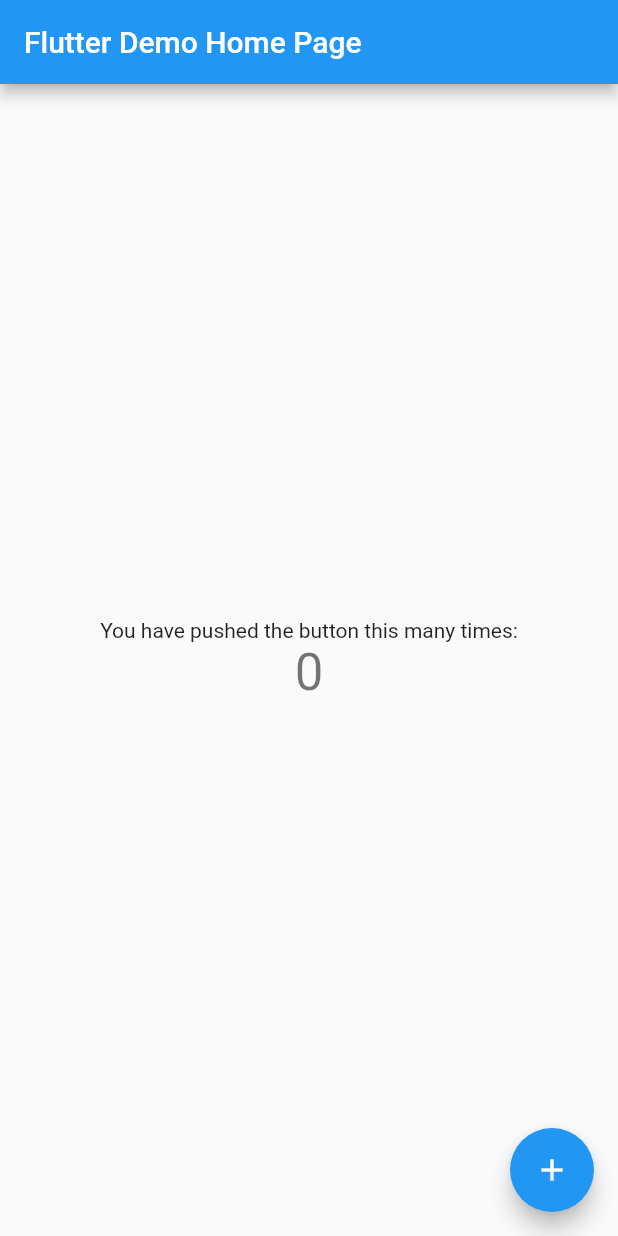
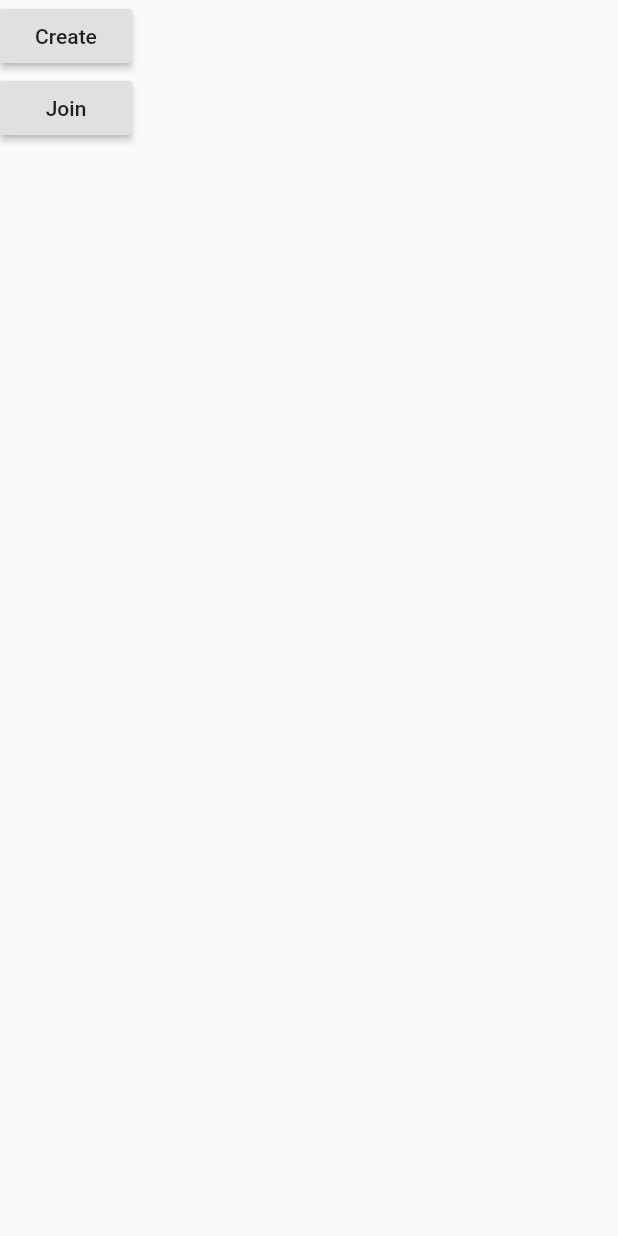
Before and after one commit to abilia/flutterbeer, a Flutter app: the screen it shows after launch, on a phone screen of 412 x 824 dp. Run offline on Flutter 3.47's test engine with Material 2 defaults, Android fonts, the light colour scheme and no system bars.

Commit message:
Create home page and placehodler for join and create
Co-authored-by: Tobias Junsten <tobias@junsten.se>

```diff
--- /dev/null
+++ b/lib/create_testing.dart
@@ -0,0 +1,14 @@
+import 'package:flutter/material.dart';
+
+class CreateTesting extends StatefulWidget {
+  @override
+  _CreateTestingState createState() => _CreateTestingState();
+}
+
+class _CreateTestingState extends State<CreateTesting> {
+  @override
+  Widget build(BuildContext context) {
+    return Container(
+    );
+  }
+}
--- /dev/null
+++ b/lib/join_testing.dart
@@ -0,0 +1,10 @@
+import 'package:flutter/material.dart';
+
+class JoinTesting extends StatelessWidget {
+  @override
+  Widget build(BuildContext context) {
+    return Container(
+
+    );
+  }
+}
--- a/lib/main.dart
+++ b/lib/main.dart
@@ -1,4 +1,6 @@
 import 'package:flutter/material.dart';
+import 'package:flutterbeer/creater_testing.dart';
+import 'package:flutterbeer/join_testing.dart';
 
 void main() => runApp(MyApp());
 
@@ -7,105 +9,41 @@
   @override
   Widget build(BuildContext context) {
     return MaterialApp(
-      title: 'Flutter Demo',
+
+      initialRoute: '/',
+      routes: {
+        '/': (context) => MainScreen(),
+        '/create': (context) => CreateTesting(),
+        '/join': (context) => JoinTesting(),
+    },
+      title: 'Flutter beer',
       theme: ThemeData(
-        // This is the theme of your application.
-        //
-        // Try running your application with "flutter run". You'll see the
-        // application has a blue toolbar. Then, without quitting the app, try
-        // changing the primarySwatch below to Colors.green and then invoke
-        // "hot reload" (press "r" in the console where you ran "flutter run",
-        // or simply save your changes to "hot reload" in a Flutter IDE).
-        // Notice that the counter didn't reset back to zero; the application
-        // is not restarted.
         primarySwatch: Colors.blue,
       ),
-      home: MyHomePage(title: 'Flutter Demo Home Page'),
     );
   }
 }
 
-class MyHomePage extends StatefulWidget {
-  MyHomePage({Key key, this.title}) : super(key: key);
-
-  // This widget is the home page of your application. It is stateful, meaning
-  // that it has a State object (defined below) that contains fields that affect
-  // how it looks.
-
-  // This class is the configuration for the state. It holds the values (in this
-  // case the title) provided by the parent (in this case the App widget) and
-  // used by the build method of the State. Fields in a Widget subclass are
-  // always marked "final".
-
-  final String title;
-
-  @override
-  _MyHomePageState createState() => _MyHomePageState();
-}
-
-class _MyHomePageState extends State<MyHomePage> {
-  int _counter = 0;
-
-  void _incrementCounter() {
-    setState(() {
-      // This call to setState tells the Flutter framework that something has
-      // changed in this State, which causes it to rerun the build method below
-      // so that the display can reflect the updated values. If we changed
-      // _counter without calling setState(), then the build method would not be
-      // called again, and so nothing would appear to happen.
-      _counter++;
-    });
-  }
+class MainScreen extends StatelessWidget {
+  const MainScreen({
+    Key key,
+  }) : super(key: key);
 
   @override
   Widget build(BuildContext context) {
-    // This method is rerun every time setState is called, for instance as done
-    // by the _incrementCounter method above.
-    //
-    // The Flutter framework has been optimized to make rerunning build methods
-    // fast, so that you can just rebuild anything that needs updating rather
-    // than having to individually change instances of widgets.
     return Scaffold(
-      appBar: AppBar(
-        // Here we take the value from the MyHomePage object that was created by
-        // the App.build method, and use it to set our appbar title.
-        title: Text(widget.title),
-      ),
-      body: Center(
-        // Center is a layout widget. It takes a single child and positions it
-        // in the middle of the parent.
-        child: Column(
-          // Column is also layout widget. It takes a list of children and
-          // arranges them vertically. By default, it sizes itself to fit its
-          // children horizontally, and tries to be as tall as its parent.
-          //
-          // Invoke "debug painting" (press "p" in the console, choose the
-          // "Toggle Debug Paint" action from the Flutter Inspector in Android
-          // Studio, or the "Toggle Debug Paint" command in Visual Studio Code)
-          // to see the wireframe for each widget.
-          //
-          // Column has various properties to control how it sizes itself and
-          // how it positions its children. Here we use mainAxisAlignment to
-          // center the children vertically; the main axis here is the vertical
-          // axis because Columns are vertical (the cross axis would be
-          // horizontal).
-          mainAxisAlignment: MainAxisAlignment.center,
-          children: <Widget>[
-            Text(
-              'You have pushed the button this many times:',
-            ),
-            Text(
-              '$_counter',
-              style: Theme.of(context).textTheme.display1,
-            ),
-          ],
-        ),
-      ),
-      floatingActionButton: FloatingActionButton(
-        onPressed: _incrementCounter,
-        tooltip: 'Increment',
-        child: Icon(Icons.add),
-      ), // This trailing comma makes auto-formatting nicer for build methods.
+      body: Column(children: <Widget>[
+        RaisedButton(
+          child: Text("Create"),
+          onPressed: () {
+            Navigator.pushNamed(context, '/create');
+          }),
+        RaisedButton(
+          child: Text("Join"),
+          onPressed: (){
+            Navigator.pushNamed(context, '/join');
+          },)
+      ],),
     );
   }
 }
```
